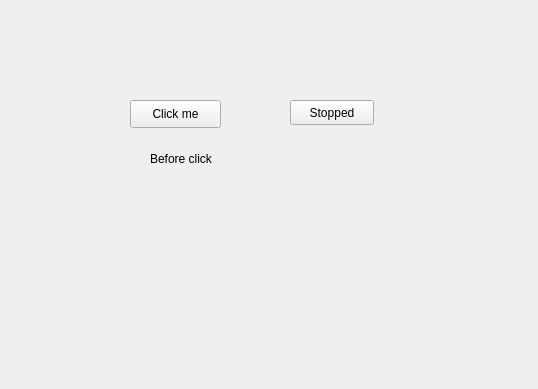
First picture: the form in src/form.ui, repository ShashlikTB/pademwGui, before the edit.
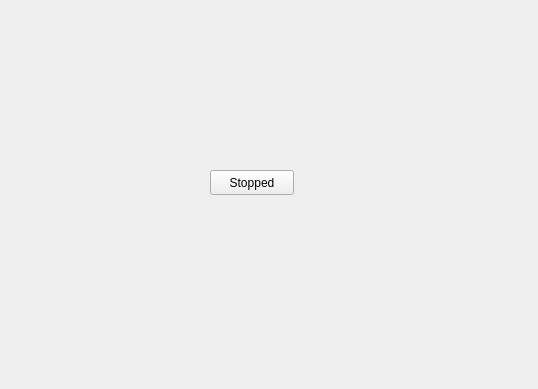
Second picture: the form after the edit.

```diff
--- a/src/form.ui
+++ b/src/form.ui
@@ -13,37 +13,11 @@
   <property name="windowTitle">
    <string>My Program</string>
   </property>
-  <widget class="QPushButton" name="pushButton">
-   <property name="geometry">
-    <rect>
-     <x>130</x>
-     <y>100</y>
-     <width>91</width>
-     <height>28</height>
-    </rect>
-   </property>
-   <property name="text">
-    <string>Click me</string>
-   </property>
-  </widget>
-  <widget class="QLabel" name="label">
-   <property name="geometry">
-    <rect>
-     <x>150</x>
-     <y>150</y>
-     <width>111</width>
-     <height>18</height>
-    </rect>
-   </property>
-   <property name="text">
-    <string>Before click</string>
-   </property>
-  </widget>
   <widget class="QPushButton" name="startButton">
    <property name="geometry">
     <rect>
-     <x>290</x>
-     <y>100</y>
+     <x>210</x>
+     <y>170</y>
      <width>84</width>
      <height>25</height>
     </rect>
```
